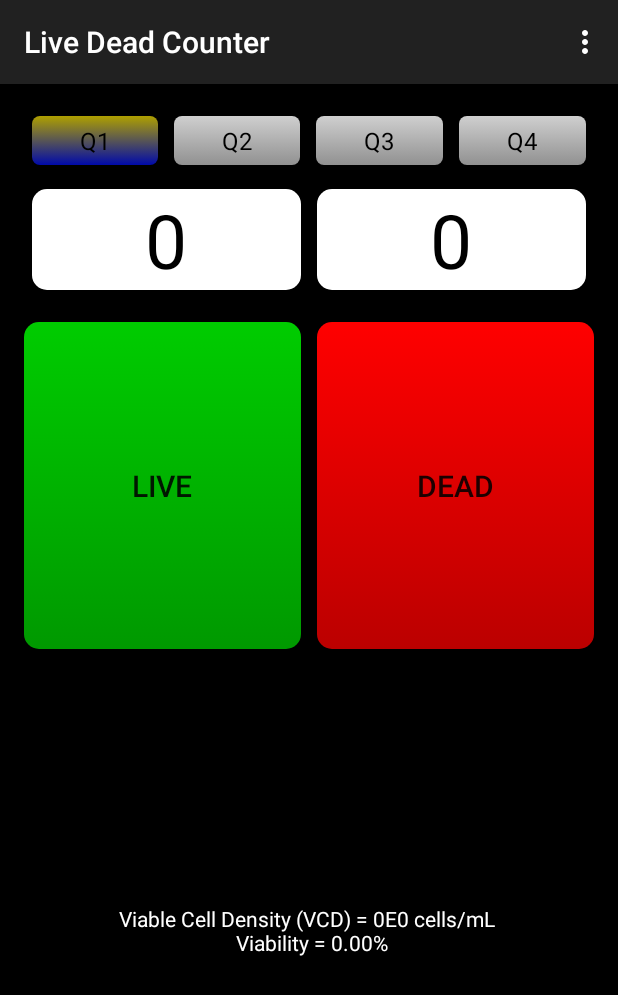
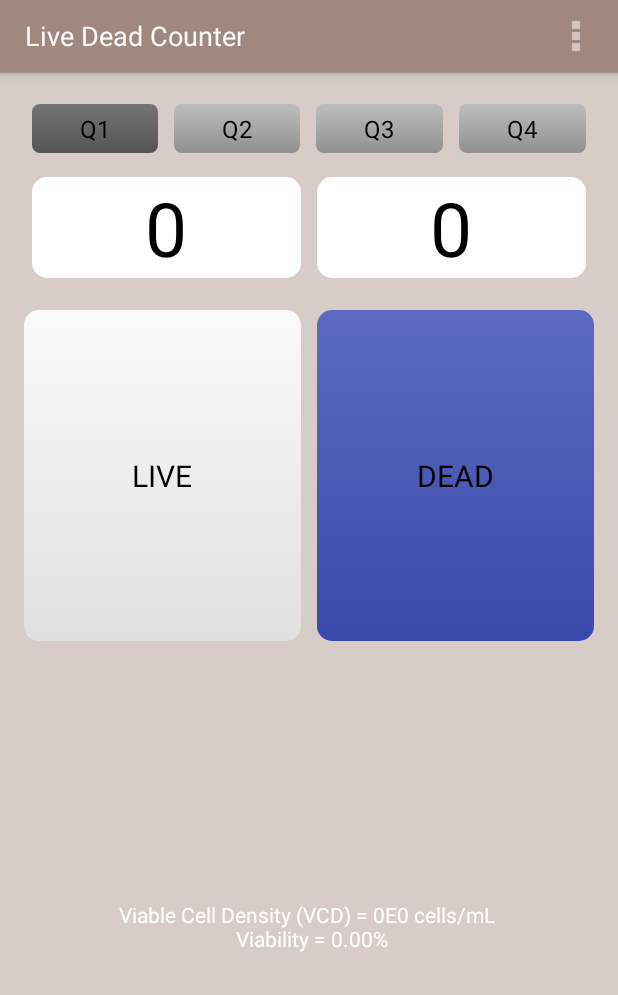
Before and after one commit to Maecenas49/LiveDeadCounter, an Android app: the screen it shows after launch (LiveDeadCounterActivity), on a phone screen of 412 x 824 dp. Shown: the top 995 px of the screen. Run offline under Robolectric (Android 15) with nearby library versions, the phone set to English and light mode, and no system bars.

Commit message:
Removed support and depracated themes/activities. Changed color theme to a lighter theme. Moved all colors to colors.xml

```diff
--- a/app/src/main/java/com/computing/millenium/springers/livedeadcounter/LiveDeadCounterActivity.java
+++ b/app/src/main/java/com/computing/millenium/springers/livedeadcounter/LiveDeadCounterActivity.java
@@ -1,12 +1,13 @@
 package com.computing.millenium.springers.livedeadcounter;
 
-import android.support.v7.app.ActionBarActivity;
+import android.app.Activity;
 import android.os.Bundle;
+import android.support.v4.app.FragmentActivity;
 import android.view.Menu;
 import android.view.MenuItem;
 
 
-public class LiveDeadCounterActivity extends ActionBarActivity {
+public class LiveDeadCounterActivity extends FragmentActivity {
 
     @Override
     protected void onCreate(Bundle savedInstanceState) {
--- a/app/src/main/res/drawable/dead_button_normal.xml
+++ b/app/src/main/res/drawable/dead_button_normal.xml
@@ -3,6 +3,6 @@
     <corners android:radius="10dp"/>
     <gradient
         android:angle="270"
-        android:startColor="#ff0000"
-        android:endColor="#bb0000"/>
+        android:startColor="@color/deadButtonStart"
+        android:endColor="@color/deadButtonEnd"/>
 </shape>
--- a/app/src/main/res/drawable/dead_button_pressed.xml
+++ b/app/src/main/res/drawable/dead_button_pressed.xml
@@ -3,6 +3,6 @@
     <corners android:radius="10dp"/>
     <gradient
         android:angle="90"
-        android:startColor="#ff0000"
-        android:endColor="#bb0000"/>
+        android:startColor="@color/deadButtonStart"
+        android:endColor="@color/deadButtonEnd"/>
 </shape>
--- a/app/src/main/res/drawable/live_button_normal.xml
+++ b/app/src/main/res/drawable/live_button_normal.xml
@@ -3,7 +3,7 @@
     <corners android:radius="10dp"/>
     <gradient
         android:angle="270"
-        android:startColor="#00CC00"
-        android:endColor="#009900"/>
+        android:startColor="@color/liveButtonStart"
+        android:endColor="@color/liveButtonEnd"/>
 
 </shape>
--- a/app/src/main/res/drawable/live_button_pressed.xml
+++ b/app/src/main/res/drawable/live_button_pressed.xml
@@ -3,7 +3,7 @@
     <corners android:radius="10dp"/>
     <gradient
         android:angle="90"
-        android:startColor="#00CC00"
-        android:endColor="#009900"/>
+        android:startColor="@color/liveButtonStart"
+        android:endColor="@color/liveButtonEnd"/>
 
 </shape>
--- a/app/src/main/res/drawable/quadrant_button.xml
+++ b/app/src/main/res/drawable/quadrant_button.xml
@@ -3,5 +3,5 @@
     <item android:state_checked="false"
         android:drawable="@drawable/quadrant_button_normal"/>
     <item android:state_checked="true"
-        android:drawable="@drawable/quadrant_button_selected"/>
+        android:drawable="@drawable/quadrant_button_checked"/>
 </selector>
--- a/app/src/main/res/drawable/quadrant_button_selected.xml
+++ b/app/src/main/res/drawable/quadrant_button_checked.xml
@@ -3,7 +3,7 @@
     <corners android:radius="5dp"/>
     <gradient
         android:angle="270"
-        android:startColor="#afa000"
-        android:endColor="#000aaa"/>
+        android:startColor="@color/quadButtonCheckedStart"
+        android:endColor="@color/quadButtonCheckedEnd"/>
 
 </shape>
--- a/app/src/main/res/drawable/quadrant_button_normal.xml
+++ b/app/src/main/res/drawable/quadrant_button_normal.xml
@@ -3,7 +3,7 @@
     <corners android:radius="5dp"/>
     <gradient
         android:angle="270"
-        android:startColor="#CFCFCF"
-        android:endColor="#919191"/>
+        android:startColor="@color/quadButtonStart"
+        android:endColor="@color/quadButtonEnd"/>
 
 </shape>
--- a/app/src/main/res/layout/fragment_live_dead_counter.xml
+++ b/app/src/main/res/layout/fragment_live_dead_counter.xml
@@ -6,8 +6,7 @@
     android:paddingTop="@dimen/activity_vertical_margin"
     android:paddingBottom="@dimen/activity_vertical_margin"
     tools:context=".LiveDeadCounterActivityFragment"
-    android:stretchColumns="*"
-    android:background="#000000">
+    android:stretchColumns="*">
 
     <TableRow
         android:layout_width="fill_parent"
--- /dev/null
+++ b/app/src/main/res/values-v21/styles.xml
@@ -0,0 +1,11 @@
+<?xml version="1.0" encoding="utf-8"?>
+<resources>
+
+        <style name="AppTheme" parent="@android:style/Theme.Holo.Light.DarkActionBar">
+                <item name="android:windowBackground">@color/background</item>
+                <item name="android:actionBarStyle">@style/MyActionBar</item>
+                <item name="colorPrimaryDark">@color/primaryDark</item>
+                <item name="android:actionBarTabTextStyle">@style/MyActionBarTabText</item>
+                <item name="android:actionMenuTextColor">@color/actionbar_text</item>
+        </style>
+</resources>
--- /dev/null
+++ b/app/src/main/res/values/colors.xml
@@ -0,0 +1,15 @@
+<?xml version="1.0" encoding="utf-8"?>
+<resources>
+    <color name="liveButtonStart">#FAFAFA</color>
+    <color name="liveButtonEnd">#E0E0E0</color>
+    <color name="deadButtonStart">#5C6BC0</color>
+    <color name="deadButtonEnd">#3949AB</color>
+    <color name="quadButtonStart">#BDBDBD</color>
+    <color name="quadButtonEnd">#919191</color>
+    <color name="quadButtonCheckedStart">#747474</color>
+    <color name="quadButtonCheckedEnd">#555555</color>
+    <color name="background">#D7CCC8</color>
+    <color name="primary">#A1887F</color>
+    <color name="primaryDark">#6D4C41</color>
+    <color name="actionbar_text">#FAFAFA</color>
+</resources>
--- a/app/src/main/res/values/styles.xml
+++ b/app/src/main/res/values/styles.xml
@@ -1,8 +1,12 @@
 <resources>
 
     <!-- Base application theme. -->
-    <style name="AppTheme" parent="Theme.AppCompat.Light.DarkActionBar">
-        <!-- Customize your theme here. -->
+    <style name="AppTheme" parent="@android:style/Theme.Holo.Light.DarkActionBar">
+        <item name="android:windowBackground">@color/background</item>
+        <item name="android:actionBarStyle">@style/MyActionBar</item>
+        <item name="colorPrimaryDark">@color/primaryDark</item>
+        <item name="android:actionBarTabTextStyle">@style/MyActionBarTabText</item>
+        <item name="android:actionMenuTextColor">@color/actionbar_text</item>
     </style>
     <style name="QuadrantButton">
         <item name="android:layout_width">0dp</item>
@@ -17,7 +21,25 @@
         <item name="android:paddingBottom">5dp</item>
         <item name="android:minHeight">0dp</item>
         <item name="android:minWidth">0dp</item>
-        <item name="android:hapticFeedbackEnabled">true</item>
+    </style>
+
+    <style name="MyActionBar"
+        parent="@android:style/Widget.Holo.Light.ActionBar.Solid">
+        <item name="android:background">@color/primary</item>
+        <item name="android:titleTextStyle">@style/MyActionBarTitleText</item>
+        <item name="android:icon">@android:color/transparent</item>
+    </style>
+
+    <!-- ActionBar title text -->
+    <style name="MyActionBarTitleText"
+        parent="@android:style/TextAppearance.Holo.Widget.ActionBar.Title">
+        <item name="android:textColor">@color/actionbar_text</item>
+    </style>
+
+    <!-- ActionBar tabs text styles -->
+    <style name="MyActionBarTabText"
+        parent="@android:style/Widget.Holo.ActionBar.TabText">
+        <item name="android:textColor">@color/actionbar_text</item>
     </style>
 
 </resources>
```
